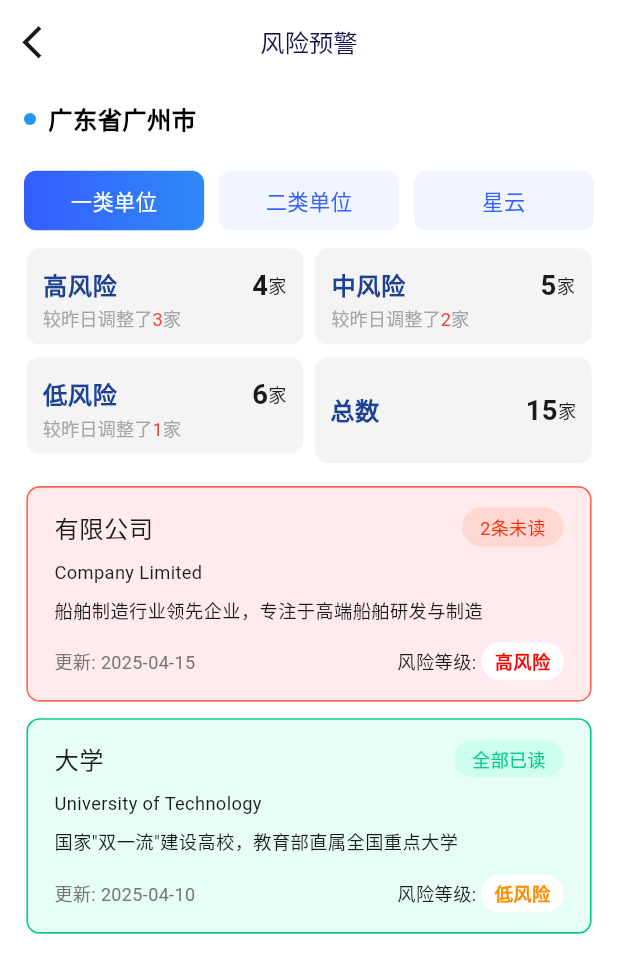
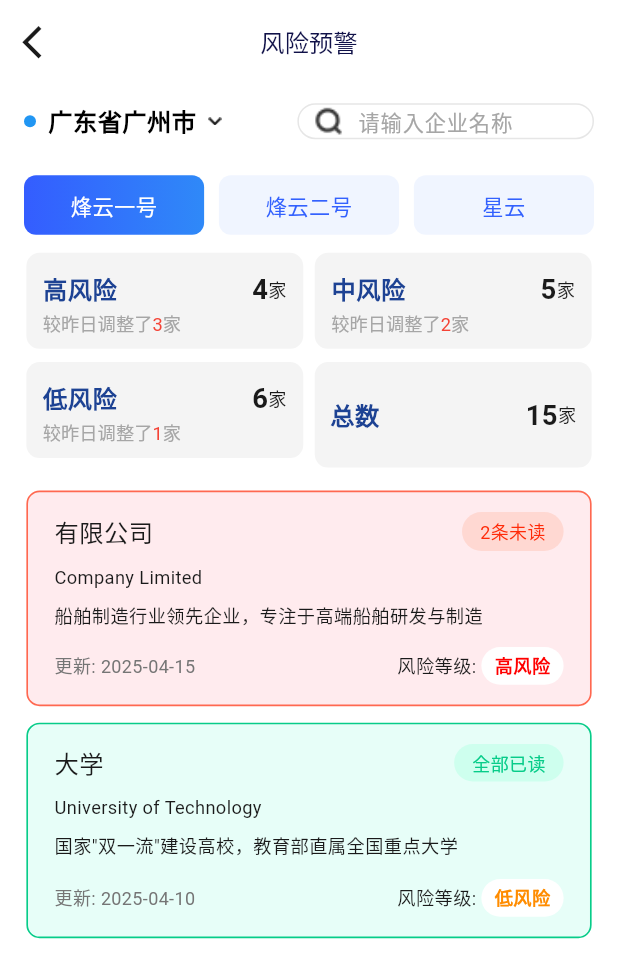
Before and after one commit to shen0909/FY_app, a Flutter app: the RiskPage screen opened by its route, on a phone screen of 412 x 824 dp. Shown: the top 978 px of the screen. Run offline on Flutter 3.47's test engine with Material 3 defaults, Android fonts, the light colour scheme and no system bars; our stand-ins replace badges, dio, fl_chart, flutter_screenutil, get, local_auth and 1 more; missing offline and left inert: side_sheet; accounts and stored records are empty; network calls fail; Roboto replaces fonts that are missing (AlibabaPuHuiTi).

Commit message:
feature: 修改风险预警页面

```diff
--- a/lib/pages/detail_list/detail_list_view.dart
+++ b/lib/pages/detail_list/detail_list_view.dart
@@ -104,6 +104,7 @@ class DetailListPage extends StatelessWidget {
             ),
             child: Row(
               children: [
+                SizedBox(width: 8.w),
                 Image.asset(FYImages.search_icon, width: 20.w,
                   height: 20.w,
                   fit: BoxFit.contain,),
--- a/lib/pages/risk/risk_details/risk_details_view.dart
+++ b/lib/pages/risk/risk_details/risk_details_view.dart
@@ -139,7 +139,7 @@ class RiskDetailsPage extends StatelessWidget {
   // 构建时间线项目列表
   List<Widget> _buildTimelineItems() {
     final timelineItems = [
-      {'date': '2025-04-15', 'content': '与美国某化工企业的专利纠纷案开庭审理\n涉及高性能聚合物技术'},
+      {'date': '2025-04-15', 'content': '与美国某化工企业的专利纠纷案开庭审理涉及高性能聚合物技术'},
       {'date': '2025-04-15', 'content': '广州工厂因环保问题被当地环保部门责令整改，限期30天'},
       {'date': '2025-04-15', 'content': '在东南亚地区的合资工厂投产，但当地政策存在不确定性'},
       {'date': '2025-04-15', 'content': '被列入美国商务部实体清单观察名单，部分产品出口受限'},
@@ -195,7 +195,6 @@ class RiskDetailsPage extends StatelessWidget {
   Widget _buildTimelineItem(Map<String, dynamic> item, bool isLast) {
     return Container(
       padding: EdgeInsets.only(left: 16.w, right: 16.w),
-      height: 78.w,
       child: Row(
         crossAxisAlignment: CrossAxisAlignment.start,
         children: [
--- a/lib/pages/risk/risk_view.dart
+++ b/lib/pages/risk/risk_view.dart
@@ -56,6 +56,47 @@ class RiskPage extends StatelessWidget {
             state.location,
             style: FYTextStyles.riskLocationTitleStyle(),
           ),
+          const SizedBox(width: 8),
+          Image.asset(FYImages.down_icon, width: 8.w, height: 8.w, fit: BoxFit.contain,),
+          const Spacer(),
+          Container(
+            width: 180.w,
+            decoration: BoxDecoration(
+              color: FYColors.whiteColor,
+              borderRadius: BorderRadius.circular(16),
+              border: Border.all(color: FYColors.color_E6E6E6),
+            ),
+            child: Row(
+              children: [
+                SizedBox(width: 8.w),
+                Image.asset(FYImages.search_icon, width: 20.w,
+                  height: 20.w,
+                  fit: BoxFit.contain,),
+                SizedBox(width: 8.w),
+                Expanded(
+                  child: TextField(
+                    style: TextStyle(
+                      fontSize: 14.sp,
+                    ),
+                    decoration: InputDecoration(
+                      hintText: '请输入企业名称',
+                      hintStyle: TextStyle(
+                        color: FYColors.color_A6A6A6,
+                        fontSize: 14.sp,
+                      ),
+                      isDense: true,
+                      contentPadding: EdgeInsets.zero,
+                      border: InputBorder.none,
+                    ),
+                    onChanged: (value) {
+                      print("风险预警--value ${value}");
+                    },
+                  ),
+                ),
+              ],
+            ),
+          ),
+
         ],
       ),
     );
@@ -69,11 +110,11 @@ class RiskPage extends StatelessWidget {
         mainAxisAlignment: MainAxisAlignment.spaceEvenly,
         children: [
           Expanded(
-            child: _buildUnitTypeButton('一类单位', 0),
+            child: _buildUnitTypeButton('烽云一号', 0),
           ),
           SizedBox(width: 9.w),
           Expanded(
-            child: _buildUnitTypeButton('二类单位', 1),
+            child: _buildUnitTypeButton('烽云二号', 1),
           ),
           SizedBox(width: 9.w),
           Expanded(
```
